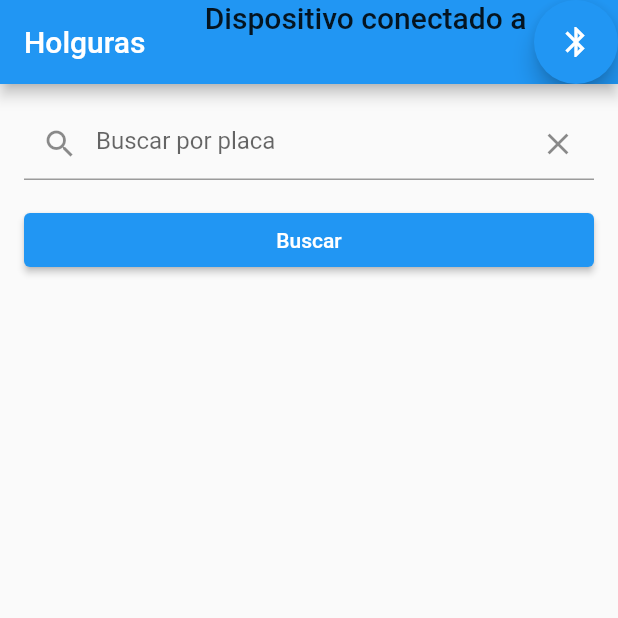
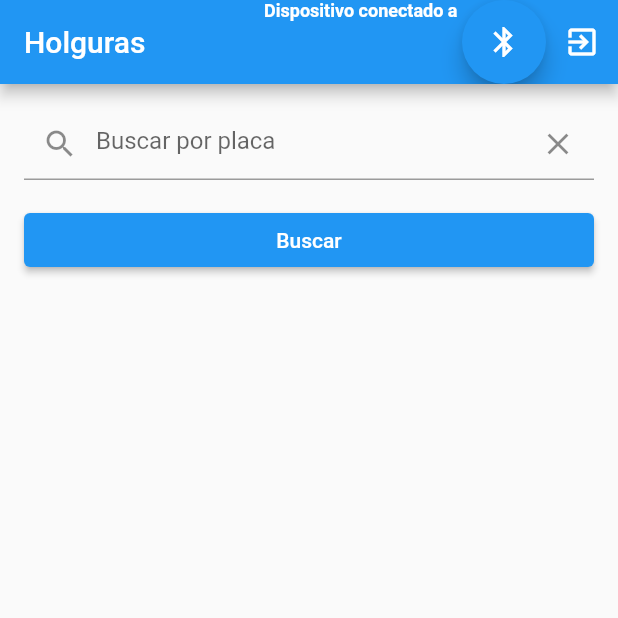
Before and after one commit to 23456-Tony-Larrea/GOIA-APP, a Flutter app: the HolgurasView screen opened by its route, on a phone screen of 412 x 824 dp, the top half of it. Run offline on Flutter 3.47's test engine with Material 2 defaults, Android fonts, the phone set to English and light mode, and no system bars; our stand-ins replace flutter_bluetooth_serial, flutter_speed_dial, fluttertoast, permission_handler, shared_preferences; accounts and stored records are empty.

Commit message:
send the tramas of the views turn on and off

```diff
--- a/lib/views/ExitView.dart
+++ b/lib/views/ExitView.dart
@@ -12,16 +12,14 @@ class ExitView extends StatelessWidget {
             Navigator.pop(context); // Cierra el diálogo
             final prefs = await SharedPreferences.getInstance();
             prefs.remove('vehi_codigo');
-            prefs.remove('hello_token');
             prefs.remove('codeTV');
-
             Navigator.pushNamed(context, '/login');
           },
           child: Text('Aceptar'),
         ),
         TextButton(
           onPressed: () {
-            Navigator.pop(context,'/exit');
+            Navigator.pop(context,'/menu');
           },
           child: Text('Cancelar'),
         ),
--- a/lib/views/Holguras/HolgurasView.dart
+++ b/lib/views/Holguras/HolgurasView.dart
@@ -6,6 +6,7 @@ import 'package:rtv/class/Trama.dart';
 import 'package:rtv/controllers/HolgurasBluetoohController.dart';
 import 'package:rtv/controllers/HolgurasController.dart';
 import 'package:rtv/views/BluetoohSerialView.dart';
+import 'package:rtv/views/ExitView.dart';
 import 'package:shared_preferences/shared_preferences.dart';
 import 'package:flutter_speed_dial/flutter_speed_dial.dart';
 import 'package:rtv/views/Holguras/CalificationHolgurasView.dart';
@@ -71,7 +72,11 @@ class _HolgurasViewState extends State<HolgurasView> {
         _connectedDeviceName != null
             ? 'Dispositivo conectado a $_connectedDeviceName'
             : 'Ningún dispositivo vinculado',
-              style: Theme.of(context).textTheme.headline6,
+        style: TextStyle(
+          color: Colors.white,
+          fontSize: 12,
+          fontWeight: FontWeight.bold,
+        ),
       ),
     ),
     FloatingActionButton(
@@ -84,6 +89,20 @@ class _HolgurasViewState extends State<HolgurasView> {
         );
       },
       child: Icon(Icons.bluetooth),
+    ),
+     IconButton(
+      icon: Icon(
+        Icons.exit_to_app,
+        color: Colors.white,
+      ),
+      onPressed: () {
+        showDialog(
+          context: context,
+          builder: (BuildContext context) {
+            return ExitView();
+          },
+        );
+      },
     ),
   ],
 ),
@@ -258,7 +277,6 @@ class _HolgurasViewState extends State<HolgurasView> {
               backgroundColor: Colors.blueAccent,
               children: [
                 SpeedDialChild(
-                  label: 'Detener',
                   child: Icon(Icons.stop),
                   backgroundColor: Colors.blueAccent,
                   onTap: () {
@@ -266,7 +284,6 @@ class _HolgurasViewState extends State<HolgurasView> {
                   },
                 ),
                 SpeedDialChild(
-                  label: 'Dirección Horizontal',
                   child: Icon(Icons.swap_horiz),
                   backgroundColor: Colors.blueAccent,
                   onTap: () {
@@ -274,7 +291,6 @@ class _HolgurasViewState extends State<HolgurasView> {
                   },
                 ),
                 SpeedDialChild(
-                  label: 'Direccion vertical',
                   child: Icon(Icons.swap_vertical_circle),
                   backgroundColor: Colors.blueAccent,
                   onTap: () {
```
Also changed, not shown: lib/views/MenuNotRolesView.dart (+0 -7 lines), lib/views/VisualInspection/VisualInspectionView.dart (+18 -2 lines), lib/views/identification/IdentificationView.dart (+19 -3 lines). Lines whose indentation alone changed are shown as unchanged.
